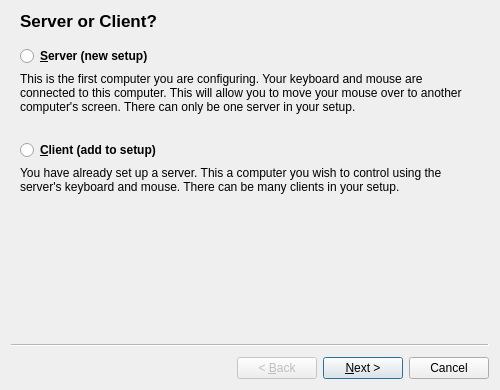
First picture: the form in branches/1.4/src/gui/res/SetupWizardBase.ui, repository svn2github/synergy-plus, before the edit.
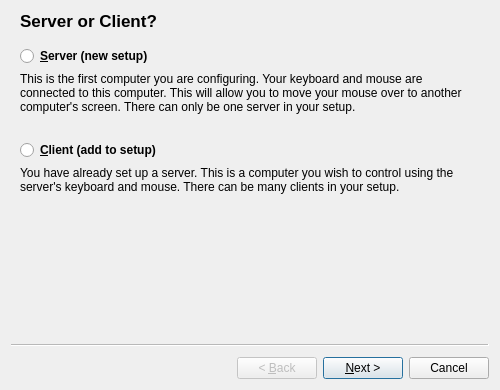
Second picture: the form after the edit.

Commit message: fixed typo on gui wizard

```diff
--- a/branches/1.4/src/gui/res/SetupWizardBase.ui
+++ b/branches/1.4/src/gui/res/SetupWizardBase.ui
@@ -100,7 +100,7 @@
        </size>
       </property>
       <property name="text">
-       <string>You have already set up a server. This a computer you wish to control using the server's keyboard and mouse. There can be many clients in your setup.</string>
+       <string>You have already set up a server. This is a computer you wish to control using the server's keyboard and mouse. There can be many clients in your setup.</string>
       </property>
       <property name="wordWrap">
        <bool>true</bool>
```
The commit also changes 1 other file.
